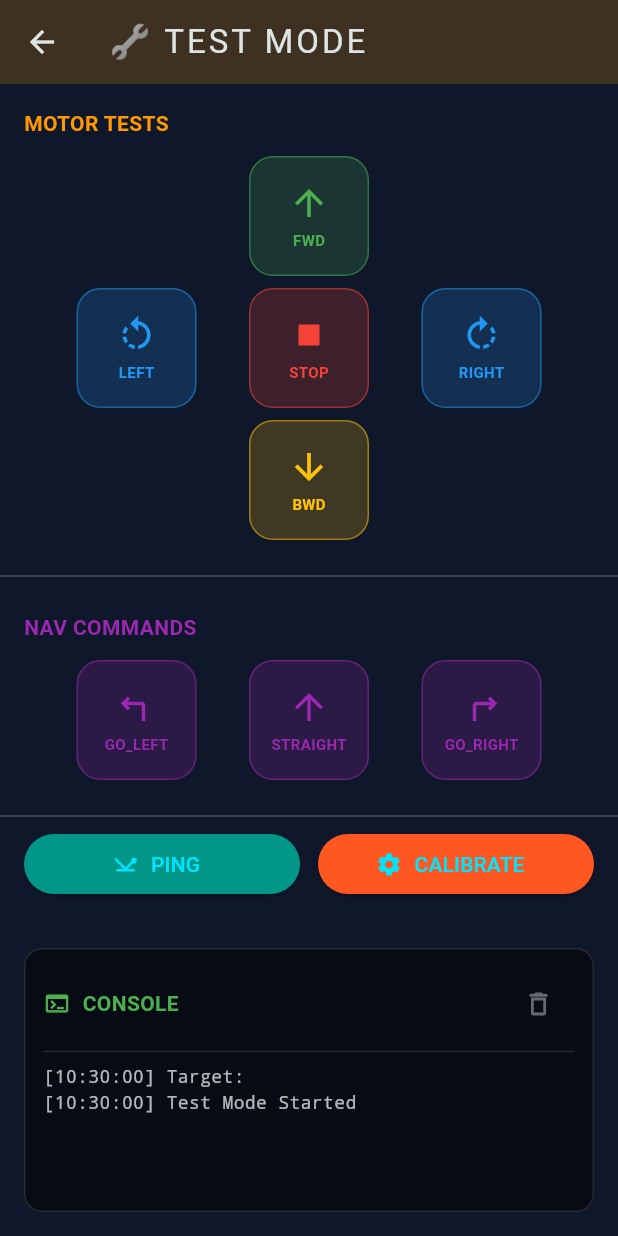
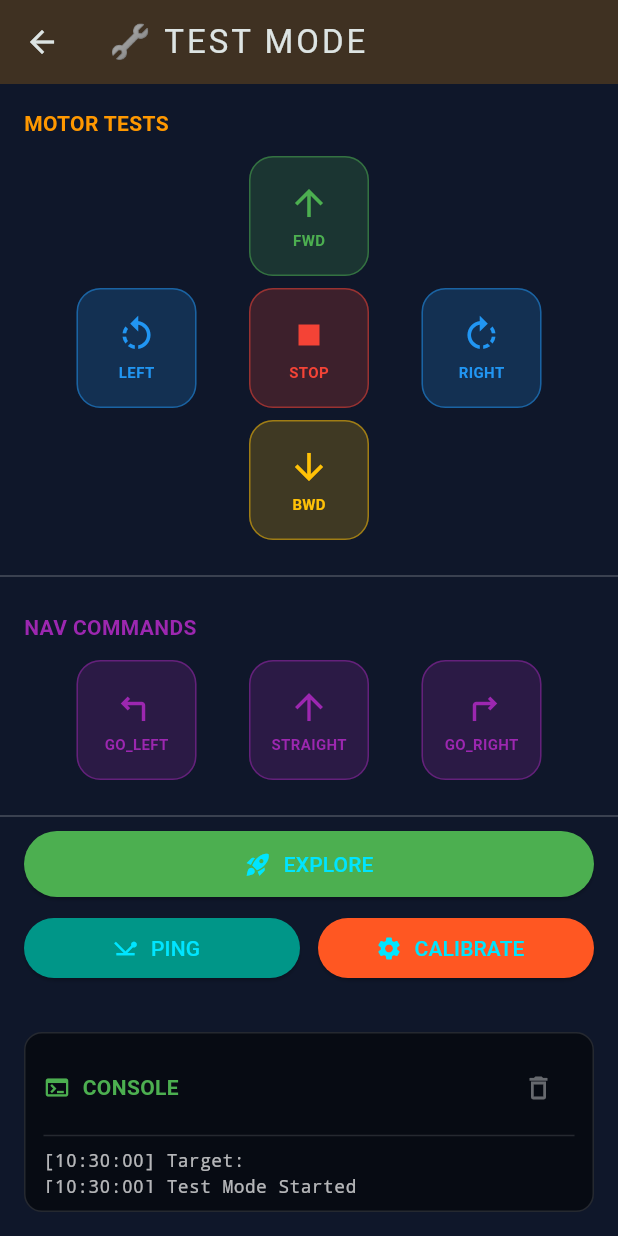
Before and after one commit to eddndev/carts, a Flutter app: the TestPage screen opened directly with empty values, on a phone screen of 412 x 824 dp. Run offline on Flutter 3.47's test engine with Material 3 defaults, Android fonts, the phone set to English and light mode, and no system bars.

Commit message:
feat: Implement initial Arduino line follower firmware and Flutter controller application.

```diff
--- a/cart_controller/lib/main.dart
+++ b/cart_controller/lib/main.dart
@@ -162,7 +162,7 @@ class _ControllerPageState extends State<ControllerPage> with SingleTickerProvid
         borderRadius: BorderRadius.vertical(top: Radius.circular(20))
       ),
       builder: (ctx) => Padding(
-        padding: const EdgeInsets.all(24),
+        padding: EdgeInsets.fromLTRB(24, 24, 24, 24 + MediaQuery.of(ctx).viewPadding.bottom),
         child: Column(
           mainAxisSize: MainAxisSize.min,
           crossAxisAlignment: CrossAxisAlignment.start,
@@ -324,7 +324,7 @@ class _ControllerPageState extends State<ControllerPage> with SingleTickerProvid
                   ),
                 ],
               ),
-              const SizedBox(height: 40),
+              const SizedBox(height: 80), // Extra space for system nav bar
             ],
           ),
         ),
--- a/cart_controller/lib/pages/test_page.dart
+++ b/cart_controller/lib/pages/test_page.dart
@@ -64,7 +64,8 @@ class _TestPageState extends State<TestPage> {
           onPressed: () => Navigator.pop(context),
         ),
       ),
-      body: Column(
+      body: SafeArea(
+        child: Column(
           children: [
           // Motor Test Grid
           Padding(
@@ -164,10 +165,28 @@ class _TestPageState extends State<TestPage> {
 
           const Divider(color: Colors.white24),
 
-          // Ping & Calibrate
+          // Ping & Calibrate & Explore
           Padding(
             padding: const EdgeInsets.symmetric(horizontal: 16),
-            child: Row(
+            child: Column(
+              children: [
+                Row(
+                  children: [
+                    Expanded(
+                      child: ElevatedButton.icon(
+                        icon: const Icon(Icons.rocket_launch),
+                        label: const Text("EXPLORE"),
+                        style: ElevatedButton.styleFrom(
+                          backgroundColor: Colors.green,
+                          padding: const EdgeInsets.symmetric(vertical: 12),
+                        ),
+                        onPressed: () => _sendTest("CMD:EXPLORE"),
+                      ),
+                    ),
+                  ],
+                ),
+                const SizedBox(height: 8),
+                Row(
                   children: [
                     Expanded(
                       child: ElevatedButton.icon(
@@ -188,6 +207,8 @@ class _TestPageState extends State<TestPage> {
                     ),
                   ],
                 ),
+              ],
+            ),
           ),
 
           const SizedBox(height: 16),
@@ -195,7 +216,7 @@ class _TestPageState extends State<TestPage> {
           // Log Console
           Expanded(
             child: Container(
-              margin: const EdgeInsets.all(16),
+              margin: EdgeInsets.fromLTRB(16, 16, 16, 16 + MediaQuery.of(context).viewPadding.bottom),
               padding: const EdgeInsets.all(12),
               decoration: BoxDecoration(
                 color: Colors.black54,
@@ -236,6 +257,7 @@ class _TestPageState extends State<TestPage> {
             ),
           ),
         ],
+        ),
       ),
     );
   }
```
Also changed, not shown: 2 other files. Lines whose indentation alone changed are shown as unchanged.
